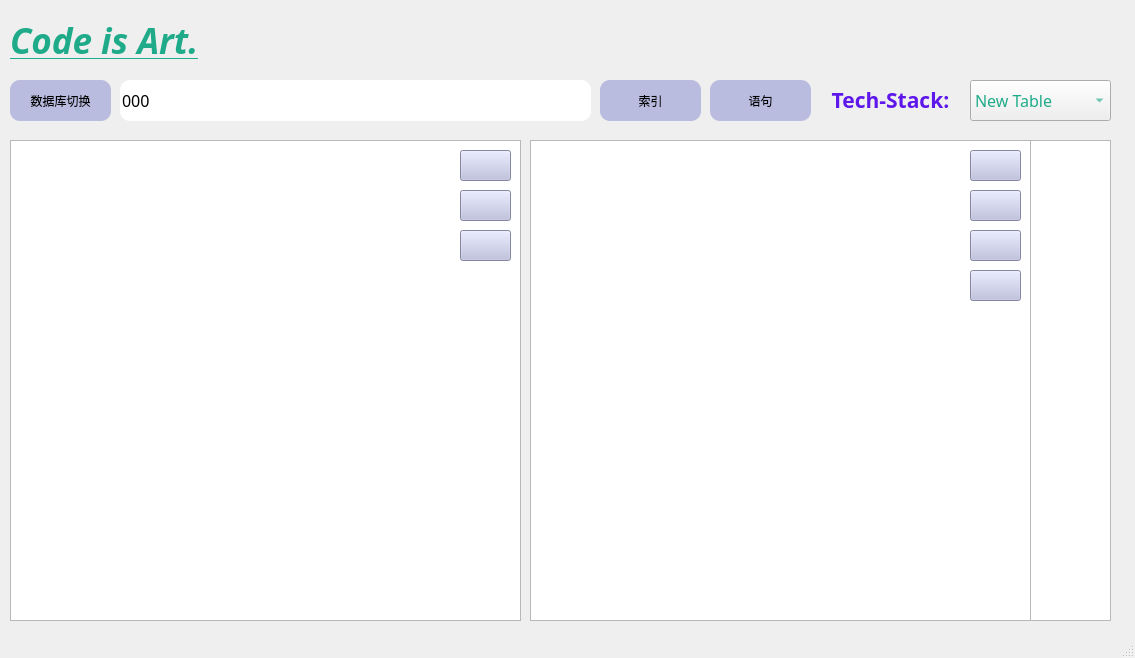
The window that app/mainwindow.ui (chenphxx/slash-learn) describes before a commit, drawn with Qt 5.
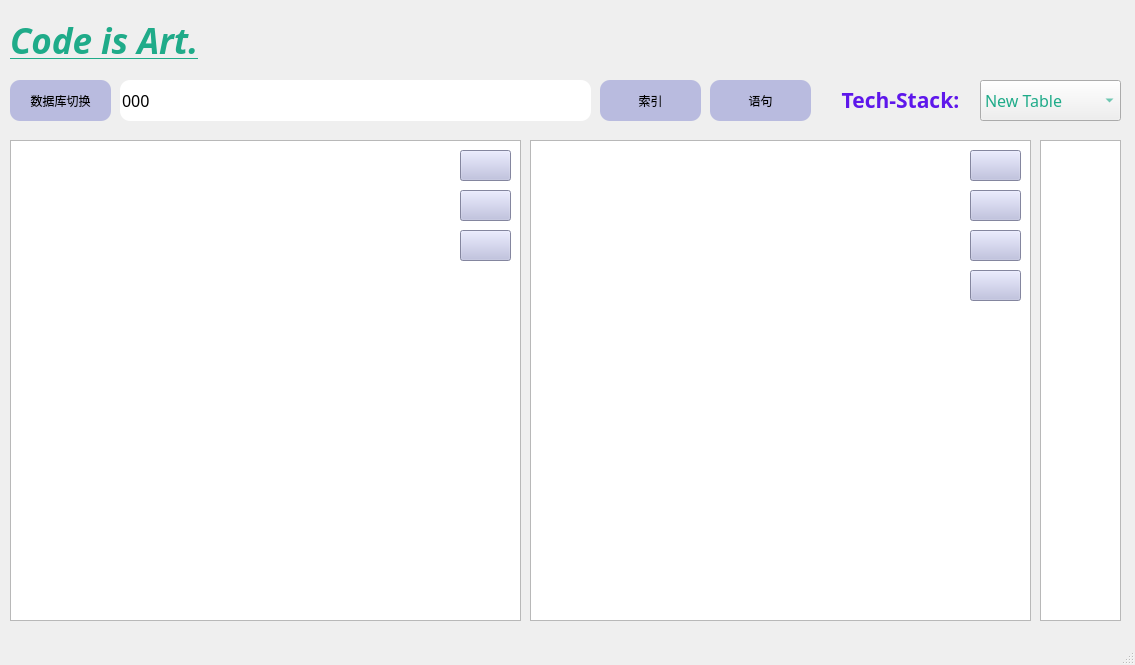
The same window after the commit. Icons and pictures are not drawn.

Patch:
```diff
--- a/app/mainwindow.ui
+++ b/app/mainwindow.ui
@@ -7,7 +7,7 @@
     <x>0</x>
     <y>0</y>
     <width>1135</width>
-    <height>658</height>
+    <height>665</height>
    </rect>
   </property>
   <property name="windowTitle">
@@ -42,7 +42,7 @@
    <widget class="QComboBox" name="language_switch">
     <property name="geometry">
      <rect>
-      <x>970</x>
+      <x>980</x>
       <y>80</y>
       <width>141</width>
       <height>41</height>
@@ -72,7 +72,7 @@
    <widget class="QLabel" name="language_label">
     <property name="geometry">
      <rect>
-      <x>820</x>
+      <x>830</x>
       <y>80</y>
       <width>141</width>
       <height>41</height>
@@ -425,12 +425,18 @@
    <widget class="QTextBrowser" name="number_index_browser">
     <property name="geometry">
      <rect>
-      <x>1030</x>
+      <x>1040</x>
       <y>140</y>
       <width>81</width>
       <height>481</height>
      </rect>
     </property>
+    <property name="font">
+     <font>
+      <family>Cascadia Code</family>
+      <pointsize>14</pointsize>
+     </font>
+    </property>
    </widget>
    <widget class="QPushButton" name="change_database_path">
     <property name="geometry">
```
